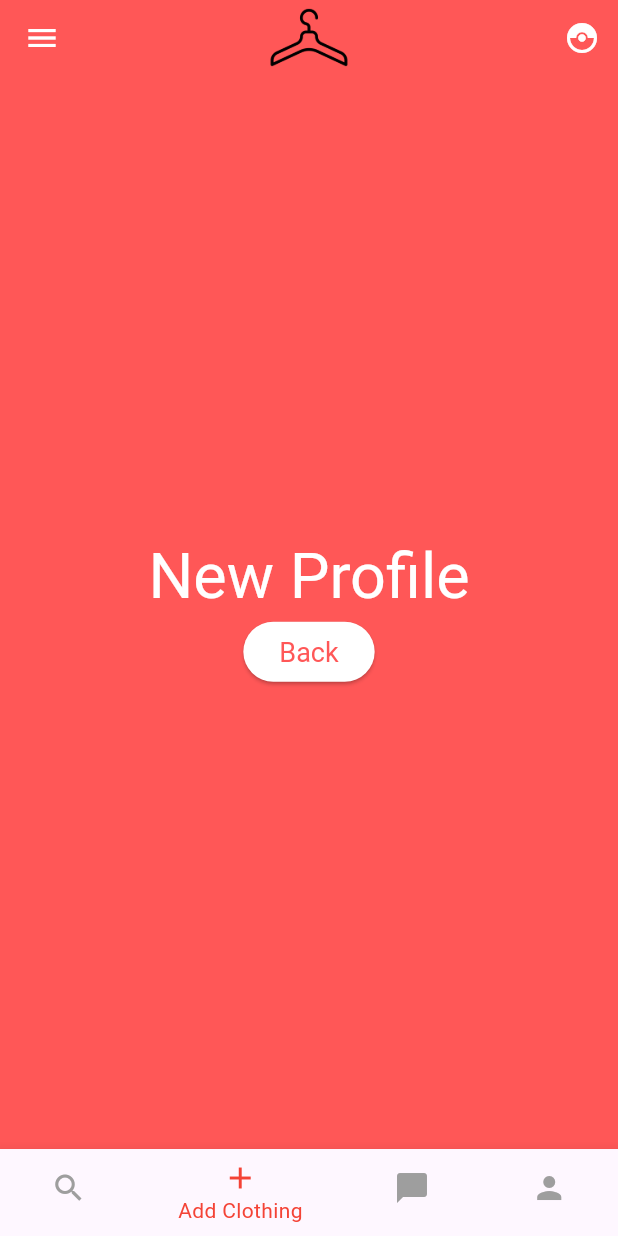
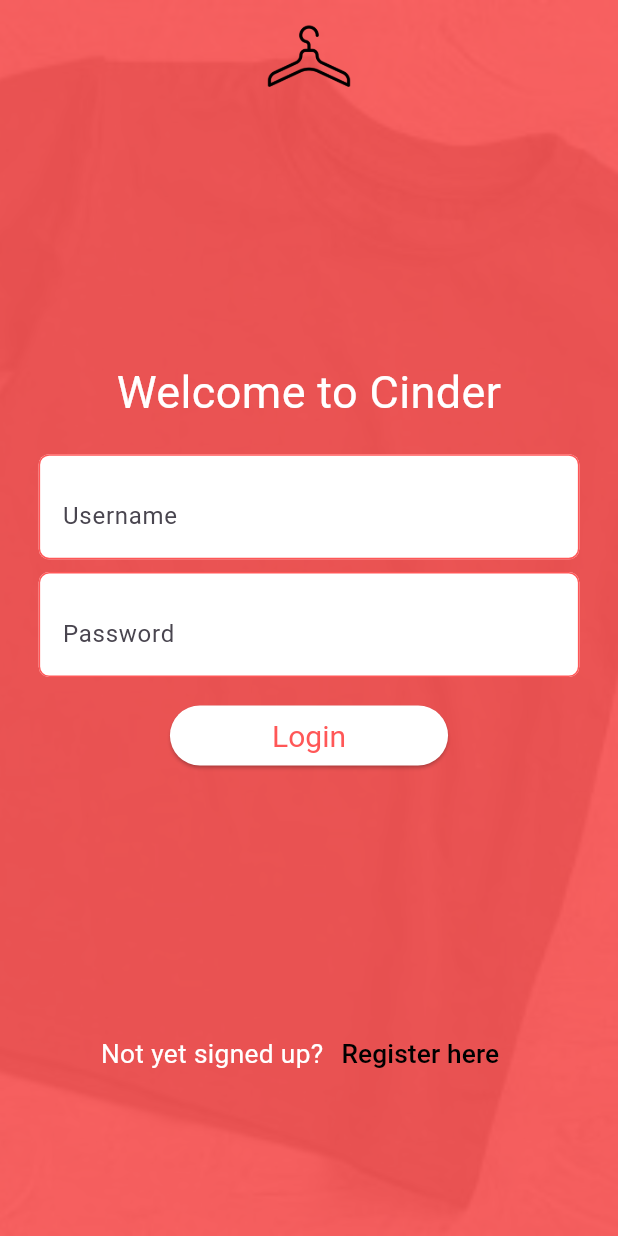
Before and after one commit to Fiversity-1/StyleSwap, a Flutter app: the screen it shows after launch, after a tap on "Log in", on a phone screen of 412 x 824 dp. Run offline on Flutter 3.47's test engine with Material 3 defaults, Android fonts, the light colour scheme and no system bars; our stand-ins replace flutter_hooks, im_stepper, image_picker.

Commit message:
2nd draft for login UI, believe it is done, haven't added a 'forgot password' as I'm not sure if we are doing that.

```diff
--- /dev/null
+++ b/lib/features/signup/presentation/login.dart
@@ -0,0 +1,137 @@
+// signup.dart
+import 'package:clothing_swap/widgets/custom_bottom_nav_bar.dart';
+import 'package:clothing_swap/widgets/custom_top_app_bar.dart';
+import 'package:flutter/material.dart';
+
+class Login extends StatefulWidget {
+  const Login({super.key, required this.title});
+
+  final String title;
+  @override
+  State<Login> createState() => _LoginState();
+}
+
+class _LoginState extends State<Login> {
+  final _submitCreds = TextEditingController();
+
+  @override
+  Widget build(BuildContext context) {
+    double height = MediaQuery.of(context).size.height;
+    double width = MediaQuery.of(context).size.width;
+    return Scaffold(
+      backgroundColor: const Color.fromRGBO(255, 87, 87, 1),
+      body: Center(
+          child: Stack(
+        children: [
+          Positioned.fill(
+            child: Opacity(
+              opacity: 0.10,
+              child: Image.asset('lib/images/backdrop2.jpg', fit: BoxFit.cover),
+            ),
+          ),
+          Column(
+            children: [
+              Image.asset(
+                'lib/images/hanger.png',
+                height: 75,
+                width: 75,
+              ),
+              SizedBox(
+                height: height * 0.2,
+                width: width,
+              ),
+              const Text(
+                'Welcome to Cinder',
+                textAlign: TextAlign.center,
+                style: TextStyle(fontSize: 30, color: Colors.white),
+              ),
+              Padding(
+                padding: const EdgeInsets.only(top: (20.0), bottom: (8.5)),
+                child: SizedBox(
+                  height: height * 0.085,
+                  width: width * 0.875,
+                  child: TextField(
+                    controller: _submitCreds,
+                    decoration: InputDecoration(
+                      enabledBorder: OutlineInputBorder(
+                          borderRadius: BorderRadius.circular(7),
+                          borderSide: const BorderSide(
+                              color: Color.fromRGBO(255, 87, 87, 1))),
+                      hintText: 'Username',
+                      filled: true,
+                      fillColor: Colors.white,
+                      suffix: IconButton(
+                        icon: const Icon(Icons.clear),
+                        color: const Color.fromRGBO(255, 87, 87, 1),
+                        onPressed: () {
+                          _submitCreds.clear();
+                        },
+                      ),
+                    ),
+                  ),
+                ),
+              ),
+              SizedBox(
+                height: height * 0.085,
+                width: width * 0.875,
+                child: TextField(
+                  controller: _submitCreds,
+                  decoration: InputDecoration(
+                    enabledBorder: OutlineInputBorder(
+                        borderRadius: BorderRadius.circular(7),
+                        borderSide: const BorderSide(
+                            color: Color.fromRGBO(255, 87, 87, 1))),
+                    hintText: 'Password',
+                    filled: true,
+                    fillColor: Colors.white,
+                    suffix: IconButton(
+                      icon: const Icon(Icons.clear),
+                      color: const Color.fromRGBO(255, 87, 87, 1),
+                      onPressed: () {
+                        _submitCreds.clear();
+                      },
+                    ),
+                  ),
+                ),
+              ),
+              Padding(
+                padding: const EdgeInsets.only(top: (15.0)),
+                child: SizedBox(
+                  width: width * 0.45,
+                  child: ElevatedButton(
+                    onPressed: () {
+                      Navigator.pushNamed(context, '/profile');
+                    },
+                    child: const Text(
+                      'Login',
+                      style: TextStyle(fontSize: 20),
+                    ),
+                  ),
+                ),
+              ),
+              Padding(
+                padding: const EdgeInsets.only(top: (165.0)),
+                child: Row(
+                  mainAxisAlignment: MainAxisAlignment.center,
+                  children: [
+                    const Text(
+                      'Not yet signed up?',
+                      style: TextStyle(fontSize: 17.5, color: Colors.white),
+                    ),
+                    TextButton(
+                      child: const Text(
+                        'Register here',
+                        style: TextStyle(fontSize: 17.5, color: Colors.black),
+                      ),
+                      onPressed: () {},
+                    ),
+                  ],
+                ),
+              ),
+            ],
+          ),
+        ],
+      )),
+    );
+  }
+}
--- a/lib/features/signup/presentation/signup.dart
+++ b/lib/features/signup/presentation/signup.dart
@@ -11,7 +11,9 @@ class SignUp extends StatelessWidget {
   Widget build(BuildContext context) {
     return Scaffold(
       backgroundColor: const Color.fromRGBO(255, 87, 87, 1),
-      bottomNavigationBar: const CustomBottomNavBar(currentIndex: 1,),
+      bottomNavigationBar: const CustomBottomNavBar(
+        currentIndex: 1,
+      ),
       appBar: const PreferredSize(
         preferredSize: Size.fromHeight(50),
         child: CustomTopAppBar(),
--- a/lib/features/signup/presentation/startpage.dart
+++ b/lib/features/signup/presentation/startpage.dart
@@ -61,7 +61,7 @@ class StartPage extends StatelessWidget {
                                     height: height * 0.07,
                                     child: ElevatedButton(
                                       onPressed: () {
-                                        Navigator.pushNamed(context, '/signup');
+                                        Navigator.pushNamed(context, '/login');
                                       },
                                       child: const Text('Log in',
                                           style: TextStyle(fontSize: 24)),
@@ -72,7 +72,7 @@ class StartPage extends StatelessWidget {
                                 height: height * 0.07,
                                 child: ElevatedButton(
                                   onPressed: () {
-                                    Navigator.pushNamed(context, '/profile');
+                                    Navigator.pushNamed(context, '/signup');
                                   },
                                   child: const Text(
                                     'Sign Up',
--- a/lib/main.dart
+++ b/lib/main.dart
@@ -7,6 +7,7 @@ import 'package:clothing_swap/features/signup/presentation/signup.dart';
 import 'package:clothing_swap/features/profile/presentation/profile.dart';
 import 'package:clothing_swap/features/clothing/presentation/search.dart';
 import 'package:clothing_swap/features/clothing/presentation/swipe.dart';
+import 'package:clothing_swap/features/signup/presentation/login.dart';
 
 void main() {
   runApp(const MyApp());
@@ -54,6 +55,7 @@ class MyApp extends StatelessWidget {
         '/message': (context) => const Message(title: 'Message'),
         '/swipe': (context) => const SwipePage(title: 'SwipePage'),
         '/chat': (context) => const MessageChat(title: 'MessageChat'),
+        '/login': (context) => const Login(title: 'Login'),
         '/add_clothing_item': (context) => AddClothingItemPage(),
       },
       debugShowCheckedModeBanner: false,
```
Also changed, not shown: lib/images/backdrop2.jpg (added).
